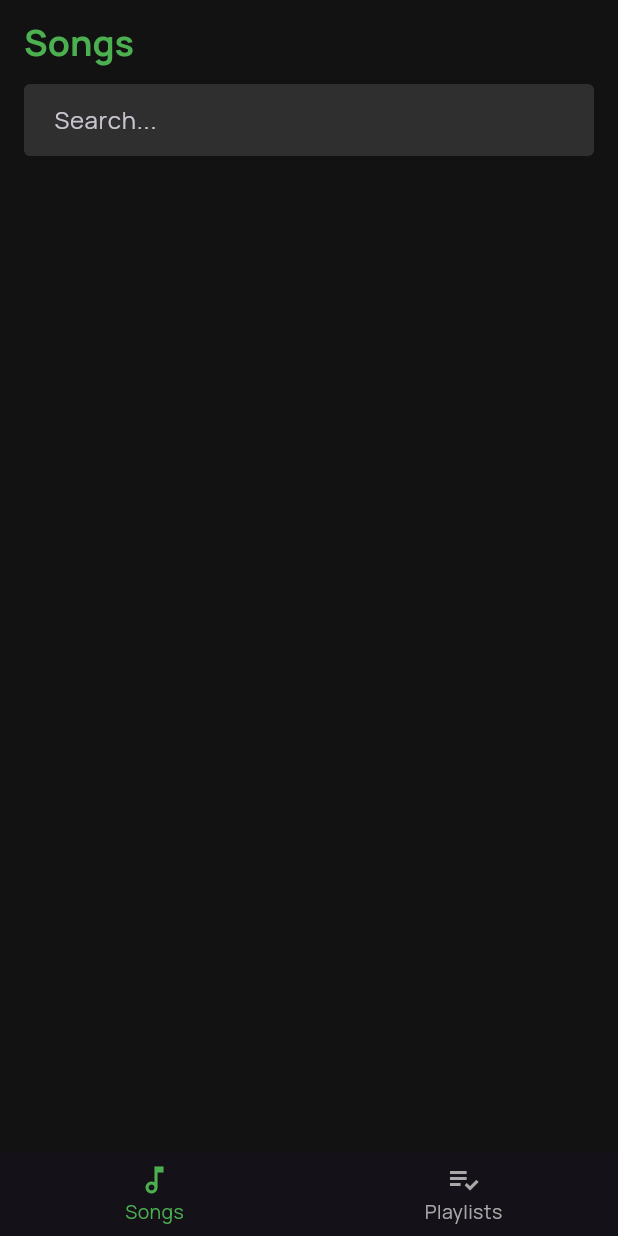
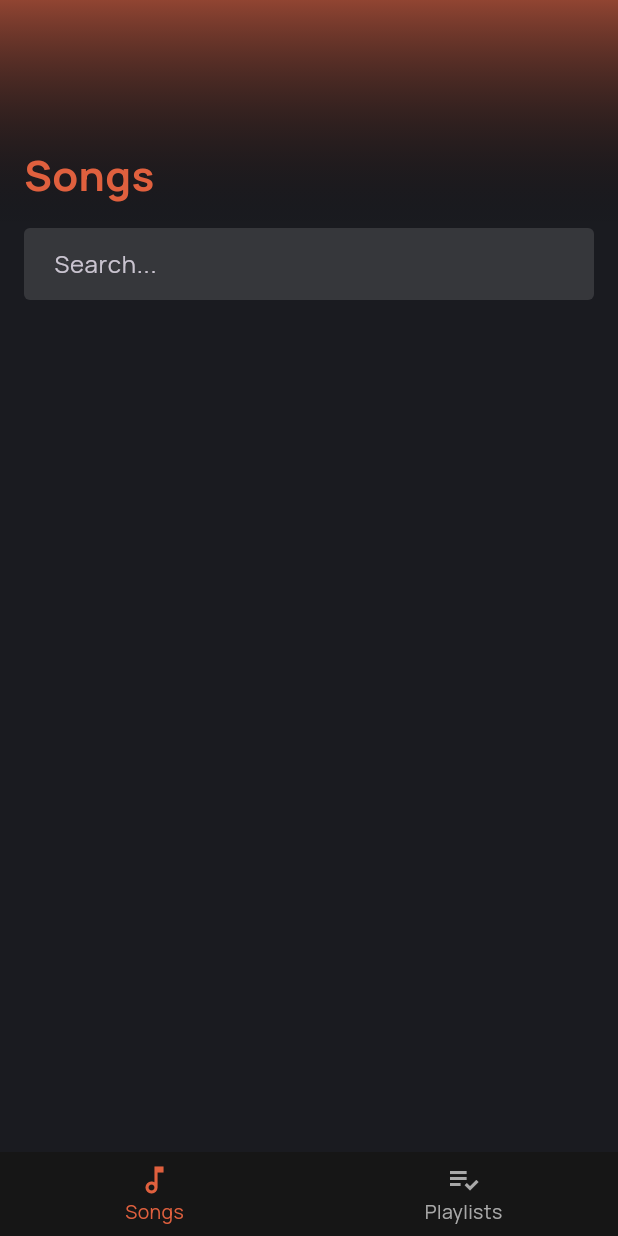
Before and after one commit to tuzkituan/orange_player, a Flutter app: the screen it shows after launch, on a phone screen of 412 x 824 dp. Run offline on Flutter 3.47's test engine with Material 3 defaults, Android fonts, the light colour scheme and no system bars; our stand-ins replace audio_video_progress_bar, google_fonts, just_audio, just_audio_background, on_audio_query; generated files the repository leaves out were written again.

Commit message:
Update Gradient layout

```diff
--- /dev/null
+++ b/lib/src/components/gradient_layout.dart
@@ -0,0 +1,64 @@
+import 'package:flutter/material.dart';
+import 'package:orange_player/src/components/title_bar.dart';
+import 'package:orange_player/src/theme/colors.dart';
+import 'package:orange_player/src/theme/variables.dart';
+
+class GradientLayout extends StatelessWidget {
+  const GradientLayout(
+      {super.key, this.children, required this.headerChildren, this.color});
+
+  final List<Widget>? children;
+  final List<Widget> headerChildren;
+  final Color? color;
+
+  @override
+  Widget build(BuildContext context) {
+    return Scaffold(
+      extendBodyBehindAppBar: true,
+      extendBody: true,
+      body: ListView(
+        padding: EdgeInsets.only(
+          bottom: PLAYER_BAR_HEIGHT + CONTAINER_PADDING,
+        ),
+        children: [
+          Container(
+            padding: const EdgeInsets.only(
+              left: COMPONENT_PADDING,
+              right: COMPONENT_PADDING,
+              top: CONTAINER_PADDING * 4,
+            ),
+            decoration: BoxDecoration(
+              gradient: LinearGradient(
+                colors: [
+                  (color ?? PRIMARY_COLOR).withOpacity(0.6),
+                  Colors.transparent
+                ],
+                begin: Alignment.topCenter,
+                end: Alignment.bottomCenter,
+                stops: const [0.0, 1],
+              ),
+            ),
+            child: Column(
+              mainAxisSize: MainAxisSize.min,
+              mainAxisAlignment: MainAxisAlignment.start,
+              crossAxisAlignment: CrossAxisAlignment.start,
+              children: [
+                ...headerChildren,
+                const SizedBox(
+                  height: COMPONENT_PADDING,
+                ),
+              ],
+            ),
+          ),
+          if (children != null)
+            SafeArea(
+              top: false,
+              child: Column(
+                children: children!,
+              ),
+            )
+        ],
+      ),
+    );
+  }
+}
--- a/lib/src/components/player_bar.dart
+++ b/lib/src/components/player_bar.dart
@@ -39,7 +39,7 @@ class PlayerBar extends StatelessWidget {
         decoration: BoxDecoration(
           color: PRIMARY_COLOR.withAlpha(255),
           borderRadius: const BorderRadius.all(
-            Radius.circular(12.0),
+            Radius.circular(0),
           ),
           // gradient: LinearGradient(
           //   colors: [PRIMARY_COLOR.withOpacity(0.3), Colors.transparent],
@@ -164,11 +164,11 @@ class PlayerBar extends StatelessWidget {
                           buffered: bufferedDuration,
                           timeLabelPadding: 0,
                           timeLabelLocation: TimeLabelLocation.none,
-                          progressBarColor: ACCENT_1,
+                          progressBarColor: Colors.white,
                           baseBarColor:
-                              isDarkMode ? Colors.grey[900] : Colors.grey[400],
+                              isDarkMode ? PRIMARY_COLOR : Colors.grey[400],
                           bufferedBarColor:
-                              isDarkMode ? Colors.grey[900] : Colors.grey[400],
+                              isDarkMode ? PRIMARY_COLOR : Colors.grey[400],
                           barHeight: 2,
                           thumbRadius: 0,
                           onSeek: (duration) async {
--- a/lib/src/components/title_bar.dart
+++ b/lib/src/components/title_bar.dart
@@ -3,19 +3,22 @@ import 'package:orange_player/src/theme/colors.dart';
 
 class TitleBar extends StatelessWidget {
   final String title;
+  final Color? color;
+
   const TitleBar({
     super.key,
     required this.title,
+    this.color,
   });
 
   @override
   Widget build(BuildContext context) {
     return Text(
       title,
-      style: const TextStyle(
+      style: TextStyle(
         fontWeight: FontWeight.w700,
-        fontSize: 24,
-        color: PRIMARY_COLOR,
+        fontSize: 28,
+        color: color ?? PRIMARY_COLOR,
       ),
     );
   }
--- a/lib/src/theme/colors.dart
+++ b/lib/src/theme/colors.dart
@@ -1,7 +1,7 @@
 import 'package:flutter/material.dart';
 
 // MAIN
-Color DARK_BG = Color(0xFF121212);
+Color DARK_BG = Color.fromARGB(255, 26, 27, 32);
 Color LIGHT_BG = Colors.white;
 
 // COMPONENT
@@ -9,9 +9,9 @@ Color DARK_COMPONENT_BG = Colors.black;
 Color LIGHT_COMPONENT_BG = Colors.grey.shade300;
 
 // ACCENT
-// const Color PRIMARY_COLOR = Color(0xFFFF5B22);
-const Color PRIMARY_COLOR = Colors.green;
-const Color ACCENT_1 = Color(0xFFFF9130);
+const Color PRIMARY_COLOR = Color(0xFFe0603e);
+// const Color PRIMARY_COLOR = Colors.orange;
+const Color ACCENT_1 = Colors.deepOrange;
 const Color ACCENT_2 = Color(0xFFFECDA6);
 const Color ACCENT_3 = Color(0xFFA9A9A9);
 const Color DARK_BUTTON_COLOR = Colors.white;
--- a/lib/src/views/home/home.dart
+++ b/lib/src/views/home/home.dart
@@ -1,15 +1,11 @@
-import 'dart:ui';
-
 import 'package:flutter/material.dart';
 import 'package:on_audio_query/on_audio_query.dart';
 import 'package:orange_player/src/components/player_bar.dart';
-import 'package:orange_player/src/components/title_bar.dart';
 import 'package:orange_player/src/providers/player_provider.dart';
 import 'package:orange_player/src/theme/colors.dart';
 import 'package:orange_player/src/theme/variables.dart';
-import 'package:orange_player/src/views/home/playlists/playlists.dart';
+import 'package:orange_player/src/views/home/playlists/playlists_layout.dart';
 import 'package:orange_player/src/views/home/settings/settings_controller.dart';
-import 'package:orange_player/src/views/home/settings/settings.dart';
 import 'package:orange_player/src/views/home/songs/songs.dart';
 import 'package:provider/provider.dart';
 
@@ -64,58 +60,24 @@ class _HomeState extends State<Home> {
     getData();
   }
 
-  Widget renderTitle() {
-    String title = '';
-    switch (index) {
-      case 1:
-        title = 'Playlist';
-        break;
-      case 2:
-        title = 'Settings';
-        break;
-      case 0:
-      default:
-        title = 'Songs';
-        break;
-    }
-
-    return TitleBar(title: title);
-  }
-
   @override
   Widget build(BuildContext context) {
     return Scaffold(
+      extendBodyBehindAppBar: true,
       extendBody: true,
-      appBar: AppBar(
-        backgroundColor: Colors.transparent,
-        title: renderTitle(),
-        surfaceTintColor: Colors.black,
-        // scrolledUnderElevation: 0,
-      ),
       body: Stack(
         children: [
           if (index == 0)
-            SafeArea(
-              child: Songs(
-                hasPermission: _hasPermission,
-                checkAndRequestPermissions: checkAndRequestPermissions,
-                pullRefresh: _pullRefresh,
-              ),
+            Songs(
+              hasPermission: _hasPermission,
+              checkAndRequestPermissions: checkAndRequestPermissions,
+              pullRefresh: _pullRefresh,
             ),
-          if (index == 1)
-            const SafeArea(
-              child: Playlists(),
-            ),
-          if (index == 2)
-            SafeArea(
-              child: Settings(
-                controller: widget.settingsController,
-              ),
-            ),
+          if (index == 1) const PlaylistsLayout(),
           const Positioned(
-            left: COMPONENT_PADDING / 4,
-            right: COMPONENT_PADDING / 4,
-            bottom: COMPONENT_PADDING / 2,
+            left: 0,
+            right: 0,
+            bottom: 0,
             child: SafeArea(
               child: PlayerBar(),
             ),
@@ -130,7 +92,7 @@ class _HomeState extends State<Home> {
         child: BottomNavigationBar(
           currentIndex: index,
           selectedItemColor: PRIMARY_COLOR,
-          // backgroundColor: Colors.grey[900],
+          backgroundColor: Color.fromARGB(255, 22, 22, 22),
           elevation: 0,
           type: BottomNavigationBarType.fixed,
           unselectedItemColor: ACCENT_3,
--- a/lib/src/views/home/playlists/playlist_details.dart
+++ b/lib/src/views/home/playlists/playlist_details.dart
@@ -1,3 +1,4 @@
+import 'package:flutter/cupertino.dart';
 import 'package:flutter/material.dart';
 import 'package:on_audio_query/on_audio_query.dart';
 import 'package:orange_player/src/components/song_list_view.dart';
--- a/lib/src/views/home/playlists/playlists.dart
+++ b/lib/src/views/home/playlists/playlists.dart
@@ -1,8 +1,11 @@
 import 'package:flutter/material.dart';
+import 'package:orange_player/src/components/gradient_layout.dart';
+import 'package:orange_player/src/components/title_bar.dart';
+import 'package:orange_player/src/models/playlist_model.dart';
 import 'package:orange_player/src/providers/player_provider.dart';
+import 'package:orange_player/src/theme/colors.dart';
 import 'package:orange_player/src/theme/variables.dart';
 import 'package:orange_player/src/views/home/playlists/playlist_item.dart';
-import 'package:orange_player/src/models/playlist_model.dart';
 import 'package:provider/provider.dart';
 
 class Playlists extends StatefulWidget {
@@ -19,20 +22,23 @@ class _PlaylistsState extends State<Playlists> {
 
     MyPlaylistModel likedPlaylist = playerProvider.likedPlaylist;
 
-    return Container(
-      padding: EdgeInsets.only(
-        bottom: PLAYER_BAR_HEIGHT + CONTAINER_PADDING,
-        left: COMPONENT_PADDING,
-        right: COMPONENT_PADDING,
+    return GradientLayout(
+      color: PRIMARY_COLOR,
+      headerChildren: const [
+        TitleBar(
+          title: "Playlists",
+          color: PRIMARY_COLOR,
         ),
-      child: Stack(
+      ],
       children: [
         GridView.count(
           physics: const AlwaysScrollableScrollPhysics(),
           crossAxisCount: 2,
           crossAxisSpacing: COMPONENT_PADDING,
           mainAxisSpacing: COMPONENT_PADDING,
-            padding: EdgeInsets.zero,
+          padding: const EdgeInsets.symmetric(
+              horizontal: COMPONENT_PADDING, vertical: 0),
+          shrinkWrap: true,
           children: [
             PlaylistItem(
               playlist: likedPlaylist,
@@ -40,7 +46,6 @@ class _PlaylistsState extends State<Playlists> {
           ],
         )
       ],
-      ),
     );
   }
 }
--- /dev/null
+++ b/lib/src/views/home/playlists/playlists_layout.dart
@@ -0,0 +1,31 @@
+import 'package:flutter/material.dart';
+import 'package:orange_player/src/views/home/playlists/playlist_details.dart';
+import 'package:orange_player/src/views/home/playlists/playlists.dart';
+
+class PlaylistsLayout extends StatefulWidget {
+  const PlaylistsLayout({super.key});
+
+  @override
+  State<PlaylistsLayout> createState() => _PlaylistsLayoutState();
+}
+
+class _PlaylistsLayoutState extends State<PlaylistsLayout> {
+  @override
+  Widget build(BuildContext context) {
+    return Navigator(
+      onGenerateRoute: (RouteSettings settings) {
+        return MaterialPageRoute<void>(
+          settings: settings,
+          builder: (BuildContext context) {
+            switch (settings.name) {
+              case PlaylistDetails.routeName:
+                return const PlaylistDetails();
+              default:
+                return const Playlists();
+            }
+          },
+        );
+      },
+    );
+  }
+}
--- a/lib/src/views/home/songs/songs.dart
+++ b/lib/src/views/home/songs/songs.dart
@@ -2,10 +2,10 @@ import 'dart:async';
 
 import 'package:flutter/material.dart';
 import 'package:on_audio_query/on_audio_query.dart';
+import 'package:orange_player/src/components/gradient_layout.dart';
 import 'package:orange_player/src/components/search_input.dart';
 import 'package:orange_player/src/components/song_list_view.dart';
-import 'package:orange_player/src/components/song_thumbnail.dart';
-import 'package:orange_player/src/models/playlist_model.dart';
+import 'package:orange_player/src/components/title_bar.dart';
 import 'package:orange_player/src/providers/player_provider.dart';
 import 'package:orange_player/src/theme/colors.dart';
 import 'package:orange_player/src/theme/variables.dart';
@@ -110,41 +110,24 @@ class _SongsState extends State<Songs> {
           .toList();
     }
 
-    return Container(
-      decoration: const BoxDecoration(
-          // gradient: LinearGradient(
-          //   colors: [PRIMARY_COLOR, Colors.transparent],
-          //   begin: Alignment.topCenter,
-          //   end: Alignment.bottomCenter,
-          //   stops: [0.0, 0.25],
-          // ),
-          ),
-      child: ListView(
-        padding: EdgeInsets.only(
-          // top: CONTAINER_PADDING * 2,
-          bottom: PLAYER_BAR_HEIGHT + CONTAINER_PADDING,
-        ),
+    return GradientLayout(
+      headerChildren: const [
+        TitleBar(title: "Songs"),
+      ],
       children: [
         Padding(
-            padding: const EdgeInsets.only(
-              top: 0,
-            ),
+          padding: const EdgeInsets.symmetric(horizontal: COMPONENT_PADDING),
           child: Column(
             children: [
-                Padding(
-                  padding: const EdgeInsets.symmetric(
-                    horizontal: COMPONENT_PADDING,
-                  ),
-                  child: SearchInput(
+              SearchInput(
                 controller: searchController,
                 onChanged: onSearchChanged,
+              ),
+            ],
           ),
         ),
         const SizedBox(
           height: COMPONENT_PADDING,
-                ),
-              ],
-            ),
         ),
         widget.hasPermission == false
             ? Center(
@@ -155,7 +138,6 @@ class _SongsState extends State<Songs> {
                 onOpenMenu: displayMenu,
               ),
       ],
-      ),
     );
   }
 
```
Lines whose indentation alone changed are shown as unchanged.
